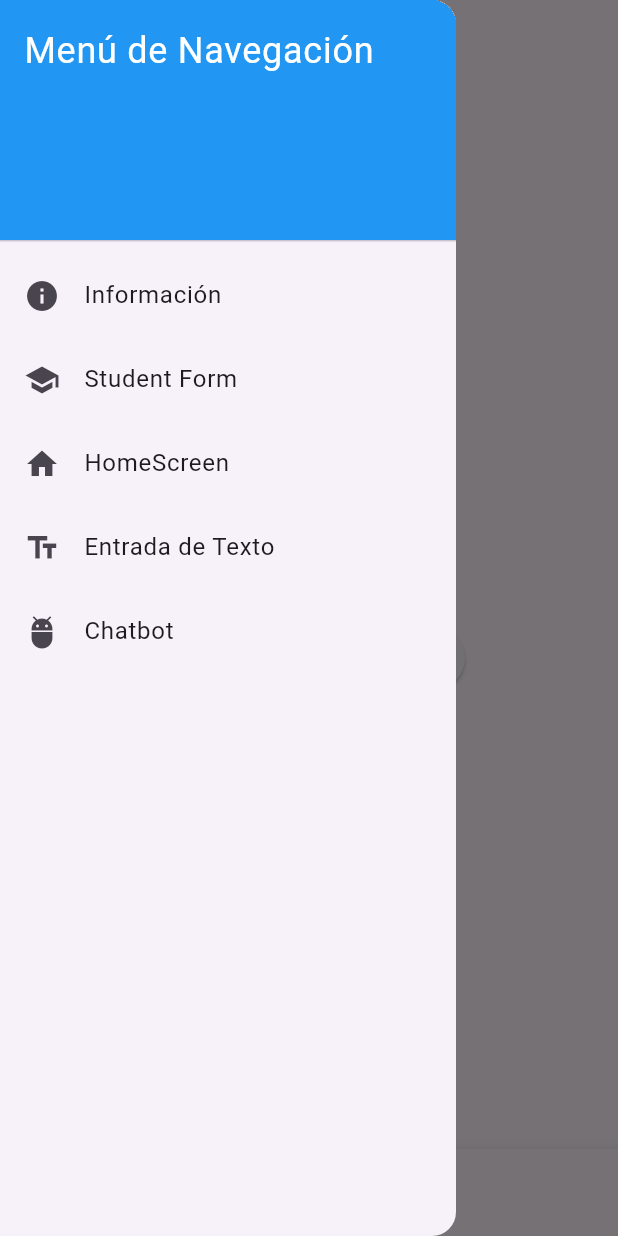
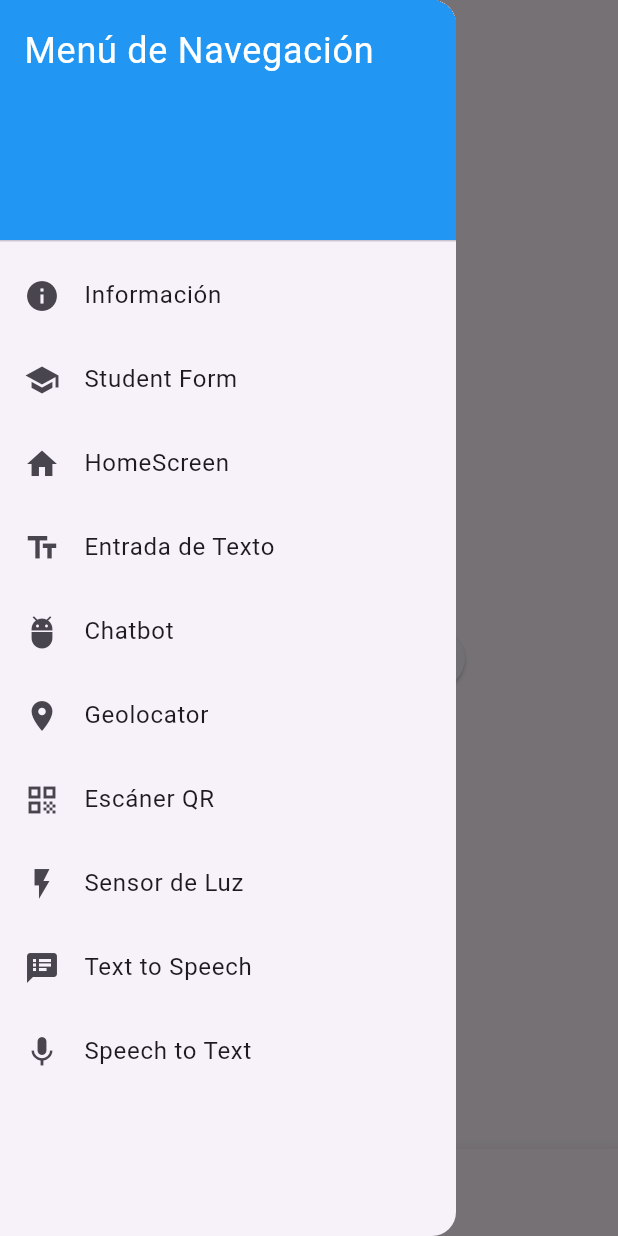
Before and after one commit to DieAli2301/Flutter-A2-C1-PP2, a Flutter app: the MainScreen screen opened directly, with the side drawer open, on a phone screen of 412 x 824 dp. Run offline on Flutter 3.47's test engine with Material 3 defaults, Android fonts, the phone set to English and light mode, and no system bars; our stand-ins replace connectivity_plus, flutter_tts, geolocator, sensors_plus, shared_preferences, speech_to_text; missing offline and left inert: qr_code_scanner, torch_flashlight; accounts and stored records are empty.

Commit message:
[ADD] activity two sensors

```diff
--- a/lib/main.dart
+++ b/lib/main.dart
@@ -3,6 +3,11 @@ import 'screens/home_screen.dart'; // Asegúrate de que este archivo tenga la cl
 import 'screens/student_form.dart'; // Asegúrate de que este archivo tenga la clase StudentForm
 import 'screens/student_list.dart'; // Asegúrate de que este archivo tenga la clase StudentList
 import 'screens/chat_screen.dart'; // Asegúrate de que este archivo tenga la clase OtherScreen
+import 'screens/geolocator_screen.dart';
+import 'screens/codigoqr_screen.dart';
+import 'screens/flash_sensor_screen.dart';
+import 'screens/text_spech.dart';
+import 'screens/text_screen.dart';
 import 'package:url_launcher/url_launcher.dart';
 
 void main() {
@@ -25,6 +30,11 @@ class MyApp extends StatelessWidget {
         '/other': (context) => const OtherScreen(),
         '/input_text': (context) => const InputAndTextScreen(),
         '/chat_screen': (context) => const ChatbotPage(),
+        '/geo_locator': (context) => const GeoLocatorScreen(),
+        '/qrscanner': (context) => const QRScannerScreen(),
+        '/flash_sensor': (context) => const SensorScreen(),
+        '/text_speech': (context) => const TextToSpeechScreen(),
+        '/text_to_text': (context) => const SpeechToTextScreen(),
 
       },
     );
@@ -47,6 +57,11 @@ class _MainScreenState extends State<MainScreen> {
     const OtherScreen(), // Otra página
     const InputAndTextScreen(), // Página de Entrada de Texto
     const ChatbotPage(),
+    const GeoLocatorScreen(),
+    const QRScannerScreen(),
+    const SensorScreen(),
+    const TextToSpeechScreen(),
+    const SpeechToTextScreen(),
   ];
 
   void _onItemTapped(int index) {
@@ -127,6 +142,44 @@ class _MainScreenState extends State<MainScreen> {
                 });
               },
             ),
+            ListTile(
+              leading: const Icon(Icons.location_on),
+              title: const Text('Geolocator'),
+              onTap: () {
+                Navigator.pop(context); // Cierra el drawer
+                setState(() {
+                  _selectedIndex = 5; // Navega a chatbot Página
+                });
+              },
+            ),
+            ListTile(
+              leading: const Icon(Icons.qr_code),
+              title: const Text('Escáner QR'),
+              onTap: () {
+                Navigator.pushNamed(context, '/qrscanner');
+              },
+            ),
+            ListTile(
+              leading: const Icon(Icons.flash_on),
+              title: const Text('Sensor de Luz'),
+              onTap: () {
+                Navigator.pushNamed(context, '/flash_sensor');
+              },
+            ),
+            ListTile(
+              leading: const Icon(Icons.speaker_notes),
+              title: const Text('Text to Speech'),
+              onTap: () {
+                Navigator.pushNamed(context, '/text_speech');
+              },
+            ),
+            ListTile(
+              leading: const Icon(Icons.mic),
+              title: const Text('Speech to Text'),
+              onTap: () {
+                Navigator.pushNamed(context, '/text_to_text');
+              },
+            ),
           ],
         ),
       ),
@@ -152,6 +205,26 @@ class _MainScreenState extends State<MainScreen> {
           BottomNavigationBarItem(
             icon: Icon(Icons.text_fields),
             label: 'Chatbot',
+          ),
+          BottomNavigationBarItem(
+            icon: Icon(Icons.location_on),
+            label: 'Geolocator',
+          ),
+          BottomNavigationBarItem(
+            icon: Icon(Icons.qr_code),
+            label: 'Escáner QR',
+          ),
+          BottomNavigationBarItem(
+            icon: Icon(Icons.flash_on),
+            label: 'Sensor de Luz',
+          ),
+          BottomNavigationBarItem(
+            icon: Icon(Icons.speaker_notes),
+            label: 'Text to Speech',
+          ),
+          BottomNavigationBarItem(
+            icon: Icon(Icons.mic),
+            label: 'Speech to Text',
           ),
         ],
         currentIndex: _selectedIndex,
--- /dev/null
+++ b/lib/screens/text_screen.dart
@@ -0,0 +1,54 @@
+import 'package:flutter/material.dart';
+import 'package:speech_to_text/speech_to_text.dart';
+
+class SpeechToTextScreen extends StatefulWidget {
+  const SpeechToTextScreen({super.key});
+
+  @override
+  _SpeechToTextScreenState createState() => _SpeechToTextScreenState();
+}
+
+class _SpeechToTextScreenState extends State<SpeechToTextScreen> {
+  final SpeechToText _speech = SpeechToText();
+  bool _isListening = false;
+  String _text = "Presiona el botón y comienza a hablar";
+
+  void _startListening() async {
+    bool available = await _speech.initialize();
+    if (available) {
+      setState(() {
+        _isListening = true;
+      });
+      _speech.listen(onResult: (result) {
+        setState(() {
+          _text = result.recognizedWords;
+        });
+      });
+    }
+  }
+
+  void _stopListening() {
+    setState(() {
+      _isListening = false;
+    });
+    _speech.stop();
+  }
+
+  @override
+  Widget build(BuildContext context) {
+    return Scaffold(
+      appBar: AppBar(title: const Text('Speech to Text')),
+      body: Column(
+        mainAxisAlignment: MainAxisAlignment.center,
+        children: [
+          Text(_text),
+          const SizedBox(height: 20),
+          FloatingActionButton(
+            onPressed: _isListening ? _stopListening : _startListening,
+            child: Icon(_isListening ? Icons.mic : Icons.mic_none),
+          ),
+        ],
+      ),
+    );
+  }
+}
```
Also changed, not shown: lib/screens/chat_screen.dart (+12 -7 lines), lib/screens/codigoqr_screen.dart (added, +44 -0 lines), lib/screens/flash_sensor_screen.dart (added, +111 -0 lines), lib/screens/geolocator_screen.dart (added, +90 -0 lines), lib/screens/text_spech.dart (added, +39 -0 lines), pubspec.yaml (+7 -1 lines), pubspec.lock, 7 other files.
